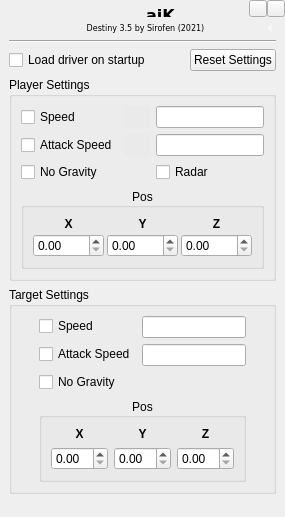
Above: aikwidget.ui from sirofen/aiK before the change. Below: the same form after it.
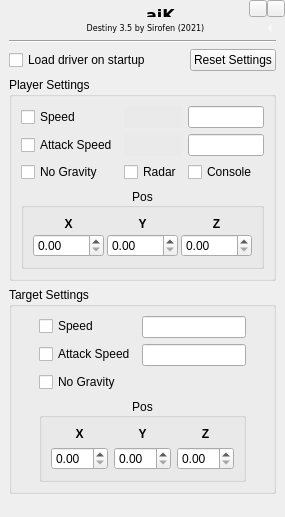
That is the form after the change. Custom widgets are drawn as their Qt base class.

Commit message: enable console implemetation

```diff
--- a/aikwidget.ui
+++ b/aikwidget.ui
@@ -947,6 +947,13 @@
            </widget>
           </item>
           <item row="2" column="2">
+           <widget class="QCheckBox" name="enableConsole">
+            <property name="text">
+             <string>Console</string>
+            </property>
+           </widget>
+          </item>
+          <item row="2" column="1">
            <widget class="QCheckBox" name="enableRadar">
             <property name="text">
              <string>Radar</string>
```
Left out of the diff: 104 changed lines with no effect on the pictures. The commit also changes 5 other files.
